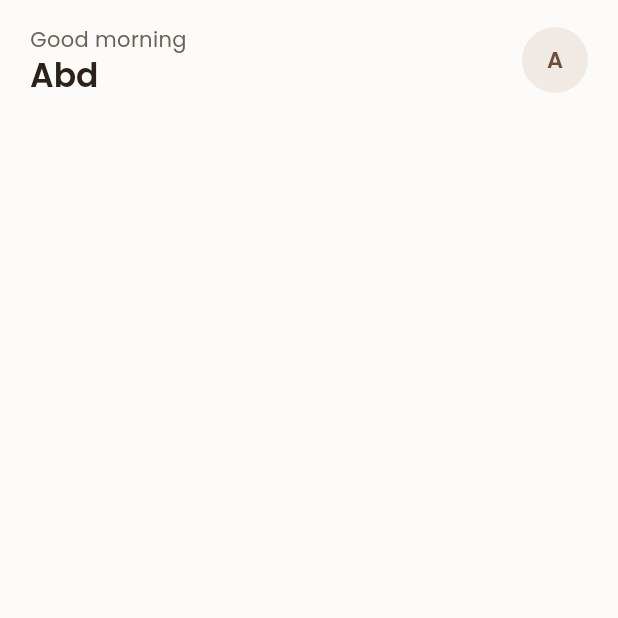
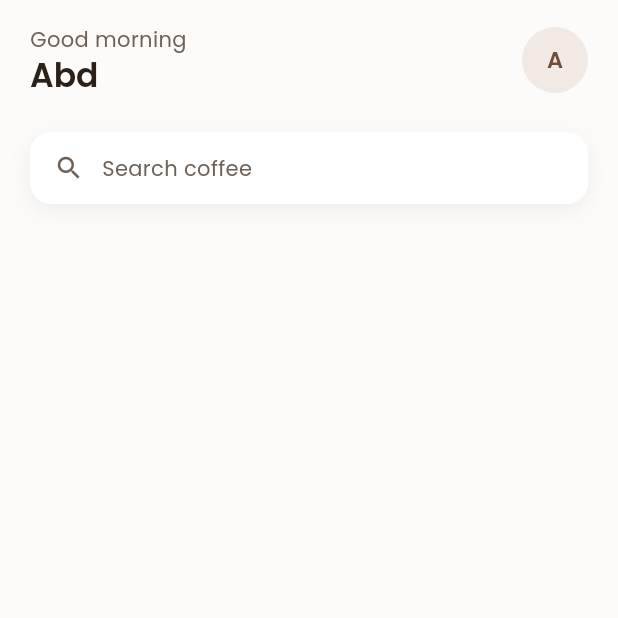
Before and after one commit to abdurahman-yazji/areisto-abdyazji, a Flutter app: the screen it shows after launch, on a phone screen of 412 x 824 dp, the top half of it. Run offline on Flutter 3.47's test engine with Material 3 defaults, Android fonts, the phone set to English and light mode, and no system bars; our stand-ins replace google_fonts.

Commit message:
added search bar to the main screen

```diff
--- a/week-02/coffee_menu_ui/lib/main.dart
+++ b/week-02/coffee_menu_ui/lib/main.dart
@@ -1,4 +1,5 @@
 import 'package:coffee_menu_ui/theme.dart';
+import 'package:coffee_menu_ui/widgets/custom_search_bar.dart';
 import 'package:flutter/material.dart';
 import 'widgets/greeting_row.dart';
 
@@ -38,7 +39,11 @@ class MenuScreen extends StatelessWidget {
                   crossAxisAlignment: CrossAxisAlignment.start,
                   children: [
                     const SizedBox(height: 16),
-                    const GreetingRow(),]
+                    const GreetingRow(),
+                    const SizedBox(height: 24),
+                    const CustomerSearchBar(),
+
+                    ]
                     )
                      )
                     )
--- /dev/null
+++ b/week-02/coffee_menu_ui/lib/widgets/custom_search_bar.dart
@@ -0,0 +1,34 @@
+import 'package:flutter/material.dart';
+import '../theme.dart';
+class CustomerSearchBar extends StatelessWidget {
+  const CustomerSearchBar({super.key});
+
+  @override
+  Widget build(BuildContext context) {
+    return Container(
+      height:48,
+      decoration: BoxDecoration(
+        color: AppTheme.surfaceCard,
+        borderRadius: BorderRadius.circular(14),
+        boxShadow: [
+          BoxShadow(
+            color: Colors.black.withOpacity(0.06),
+            blurRadius: 12,
+            offset: const Offset(0, 4),
+          ),
+        ],
+      ),
+      padding: const EdgeInsets.symmetric(horizontal: 16),
+      child: Row(
+        children:[
+          const Icon(Icons.search, color: AppTheme.textSecondary, size:20),
+          const SizedBox(width: 12),
+          Text(
+            'Search coffee ',
+            style: Theme.of(context).textTheme.bodyMedium,
+          )
+        ]
+     ),
+   );
+  }
+}
```
